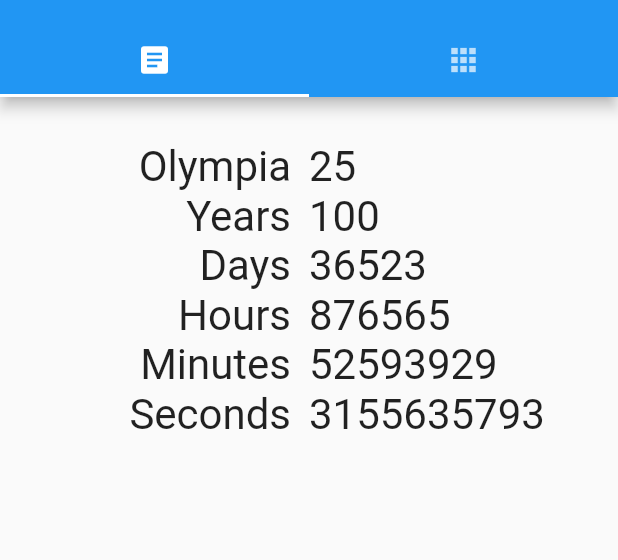
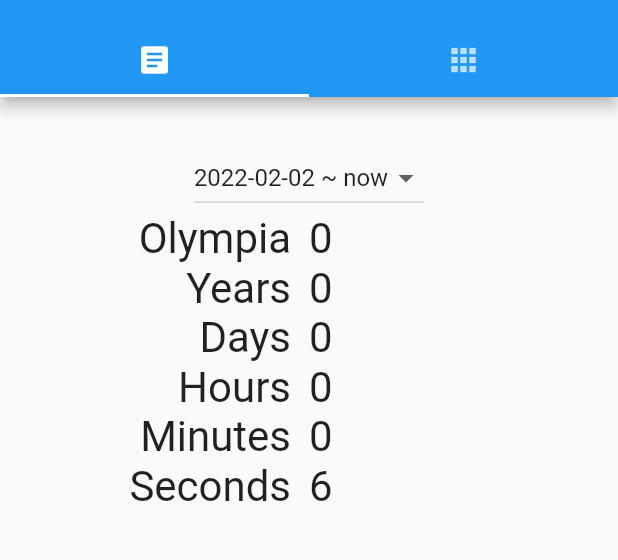
Before and after one commit to Xennis/lifetime-clock-app, a Flutter app: the screen it shows after launch, on a phone screen of 412 x 824 dp, the part 59-619 px from its top. Run offline on Flutter 3.47's test engine with Material 2 defaults, Android fonts, the phone set to English and light mode, and no system bars; our stand-ins replace numberpicker, shared_preferences; generated files the repository leaves out were written again.

Commit message:
Add count-up on numbers view

```diff
--- a/lib/config.dart
+++ b/lib/config.dart
@@ -12,10 +12,16 @@ class LifetimeConfig {
   }
 }
 
-class LifetimePreferences {
+enum NumberViewMode {
+  birthToNow,
+  nowToDeath,
+}
+
+class AppPrefs {
   static const String _keyBirthdate = 'birthdate';
   static const String _keyAge = 'age';
   static const String _keyThemeMode = 'themeMode';
+  static const String _keyNumberViewMode = 'numberViewMode';
 
   static Future<LifetimeConfig?> get() async {
     final DateTime? birthdate = await _getBirthdate();
@@ -63,4 +69,18 @@ class LifetimePreferences {
     final SharedPreferences prefs = await SharedPreferences.getInstance();
     return prefs.setInt(_keyThemeMode, mode.index);
   }
+
+  static Future<NumberViewMode?> getNumberViewMode() async {
+    final SharedPreferences prefs = await SharedPreferences.getInstance();
+    final int? raw = prefs.getInt(_keyNumberViewMode);
+    if (raw == null) {
+      return Future.value(null);
+    }
+    return NumberViewMode.values[raw];
+  }
+
+  static Future<bool> setNumberViewMode(NumberViewMode mode) async {
+    final SharedPreferences prefs = await SharedPreferences.getInstance();
+    return prefs.setInt(_keyNumberViewMode, mode.index);
+  }
 }
--- a/lib/l10n/app_en.arb
+++ b/lib/l10n/app_en.arb
@@ -69,6 +69,26 @@
   "@optionDarkThemeDesc": {
     "description": "Option to enable the dark theme"
   },
+  "numberViewBirthToNow": "{birthday} ~ now",
+  "@numberViewBirthToNow": {
+    "description": "Label for selecting clock from birthday to the current date",
+    "type": "text",
+    "placeholders": {
+      "birthday": {
+        "example": "23.04.2001"
+      }
+    }
+  },
+  "numberViewNowToDeath": "now ~ {deathDay}",
+  "@numberViewNowToDeath": {
+    "description": "Label for selecting clock from current date to death",
+    "type": "text",
+    "placeholders": {
+      "deathDay": {
+        "example": "23.04.2001"
+      }
+    }
+  },
   "boxViewInfoText": "Every box represents 1 year. Blue for the past, green the future and red the current one.",
   "@boxViewInfoText": {
     "description": "Explains the user what is shown on the box view."
--- a/lib/main.dart
+++ b/lib/main.dart
@@ -32,7 +32,7 @@ class LifetimeApp extends StatelessWidget {
             ),
             themeMode: Provider.of<ThemeModeProvider>(context).getMode,
             home: FutureBuilder<LifetimeConfig?>(
-                future: LifetimePreferences.get(),
+                future: AppPrefs.get(),
                 builder: (context, snapshot) {
                   final LifetimeConfig? config = snapshot.data;
                   if (config != null) {
--- a/lib/pages/home_page.dart
+++ b/lib/pages/home_page.dart
@@ -40,16 +40,7 @@ class _HomePageState extends State<HomePage> {
   @override
   Widget build(BuildContext context) {
     final AppLocalizations l10n = AppLocalizations.of(context)!;
-    final DateTime deathDay = widget.config.getDeathDay();
-    Duration durationLeft = deathDay.difference(_now);
-    if (durationLeft.isNegative) {
-      durationLeft = Duration.zero;
-    }
-    int yearsLeft = deathDay.year - _now.year;
-    if (yearsLeft < 0) {
-      yearsLeft = 0;
-    }
-    int current = widget.config.age - yearsLeft;
+    final int current = yearsBetween(widget.config.birthdate, _now);
 
     return DefaultTabController(
       initialIndex: 0,
@@ -70,7 +61,11 @@ class _HomePageState extends State<HomePage> {
             SingleChildScrollView(
               child: Padding(
                 padding: const EdgeInsets.fromLTRB(10, 30, 10, 20),
-                child: _NumberView(yearsLeft, durationLeft),
+                child: _NumberView(
+                  now: _now,
+                  birthday: widget.config.birthdate,
+                  deathDay: widget.config.getDeathDay(),
+                ),
               ),
             ),
             SingleChildScrollView(
@@ -132,28 +127,94 @@ class _HomePageState extends State<HomePage> {
 }
 
 class _NumberView extends StatefulWidget {
-  const _NumberView(this.years, this.duration, {Key? key}) : super(key: key);
+  const _NumberView(
+      {required this.now,
+      required this.birthday,
+      required this.deathDay,
+      Key? key})
+      : super(key: key);
 
-  final int years;
-  final Duration duration;
+  final DateTime now;
+  final DateTime birthday;
+  final DateTime deathDay;
 
   @override
   State<_NumberView> createState() => _NumberViewState();
 }
 
 class _NumberViewState extends State<_NumberView> {
+  NumberViewMode _mode = NumberViewMode.birthToNow;
+
+  @override
+  Widget build(BuildContext context) {
+    final AppLocalizations l10n = AppLocalizations.of(context)!;
+    int years;
+    Duration duration;
+    if (_mode == NumberViewMode.nowToDeath) {
+      years = yearsBetween(widget.now, widget.deathDay);
+      duration = widget.deathDay.difference(widget.now);
+    } else {
+      years = yearsBetween(widget.birthday, widget.now);
+      duration = widget.now.difference(widget.birthday);
+    }
+    if (years < 0) {
+      years = 0;
+    }
+    if (duration.isNegative) {
+      duration = Duration.zero;
+    }
+
+    final Map<NumberViewMode, String> modes = {
+      NumberViewMode.birthToNow:
+          l10n.numberViewBirthToNow(widget.birthday.toString().split(' ')[0]),
+      NumberViewMode.nowToDeath:
+          l10n.numberViewNowToDeath(widget.deathDay.toString().split(' ')[0])
+    };
+
+    return Column(
+      mainAxisAlignment: MainAxisAlignment.start,
+      children: [
+        DropdownButton<NumberViewMode>(
+            value: _mode,
+            onChanged: (NumberViewMode? newMode) {
+              if (newMode != null) {
+                AppPrefs.setNumberViewMode(newMode);
+                setState(() {
+                  _mode = newMode;
+                });
+              }
+            },
+            items: modes.entries
+                .map((e) => DropdownMenuItem<NumberViewMode>(
+                      value: e.key,
+                      child: Text(e.value),
+                    ))
+                .toList()),
+        _NumberDefaultView(years, duration),
+      ],
+    );
+  }
+}
+
+class _NumberDefaultView extends StatelessWidget {
+  const _NumberDefaultView(this.years, this.duration, {Key? key})
+      : super(key: key);
+
+  final int years;
+  final Duration duration;
+
   final TextStyle _pairStyle = const TextStyle(fontSize: 28.0);
 
   @override
   Widget build(BuildContext context) {
     final AppLocalizations l10n = AppLocalizations.of(context)!;
     final Map<String, String> pairs = {
-      l10n.olympia: "${(widget.years / 4).floor()}",
-      l10n.years: "${widget.years}",
-      l10n.days: "${widget.duration.inDays}",
-      l10n.hours: "${widget.duration.inHours}",
-      l10n.minutes: "${widget.duration.inMinutes}",
-      l10n.seconds: "${widget.duration.inSeconds}"
+      l10n.olympia: "${(years / 4).floor()}",
+      l10n.years: "$years",
+      l10n.days: "${duration.inDays}",
+      l10n.hours: "${duration.inHours}",
+      l10n.minutes: "${duration.inMinutes}",
+      l10n.seconds: "${duration.inSeconds}"
     };
 
     final List<TableRow> rows = [];
@@ -171,14 +232,7 @@ class _NumberViewState extends State<_NumberView> {
       ]));
     });
 
-    return Column(
-      mainAxisAlignment: MainAxisAlignment.start,
-      children: [
-        Table(
-          children: rows,
-        )
-      ],
-    );
+    return Table(children: rows);
   }
 }
 
@@ -263,3 +317,13 @@ class _ColoredRect extends CustomPainter {
   @override
   bool shouldRepaint(covariant CustomPainter oldDelegate) => true;
 }
+
+int yearsBetween(DateTime from, DateTime to) {
+  int years = to.year - from.year;
+  final int months = to.month - from.month;
+  final int days = to.day - from.day;
+  if (months < 0 || (months == 0 && days < 0)) {
+    years--;
+  }
+  return years;
+}
--- a/lib/pages/settings_page.dart
+++ b/lib/pages/settings_page.dart
@@ -96,7 +96,7 @@ class _SettingsPageState extends State<SettingsPage> {
         firstDate: DateTime(1900),
         lastDate: DateTime.now());
     if (picked != null && picked != widget.config.birthdate) {
-      LifetimePreferences.setBirthdate(picked);
+      AppPrefs.setBirthdate(picked);
       setState(() {
         widget.config.birthdate = picked;
       });
@@ -138,7 +138,7 @@ class _SettingsPageState extends State<SettingsPage> {
             ));
 
     if (picked != null) {
-      LifetimePreferences.setAge(picked);
+      AppPrefs.setAge(picked);
       setState(() {
         widget.config.age = picked;
       });
--- a/lib/provider/theme_provider.dart
+++ b/lib/provider/theme_provider.dart
@@ -13,12 +13,12 @@ class ThemeModeProvider extends ChangeNotifier {
 
   void setMode(ThemeMode mode) async {
     _mode = mode;
-    await LifetimePreferences.setThemeMode(mode);
+    await AppPrefs.setThemeMode(mode);
     notifyListeners();
   }
 
   _loadFromPrefs() async {
-    _mode = await LifetimePreferences.getThemeMode() ?? ThemeMode.system;
+    _mode = await AppPrefs.getThemeMode() ?? ThemeMode.system;
     notifyListeners();
   }
 }
```
